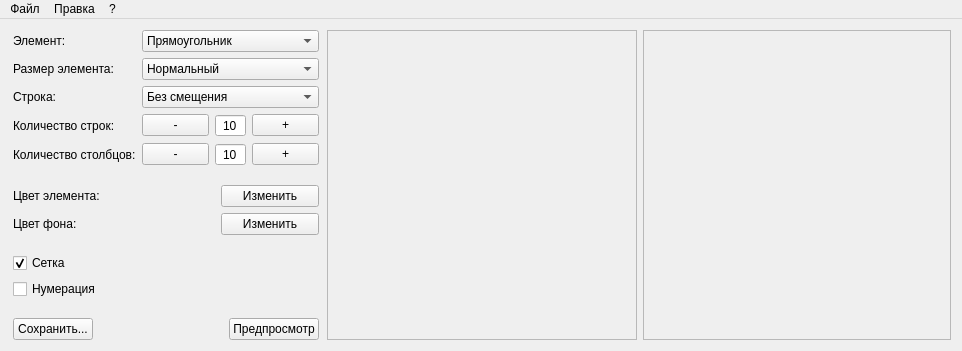
Above: mainwindow.ui from MegaSamuel/PatternDraw before the change. Below: the same form after it.
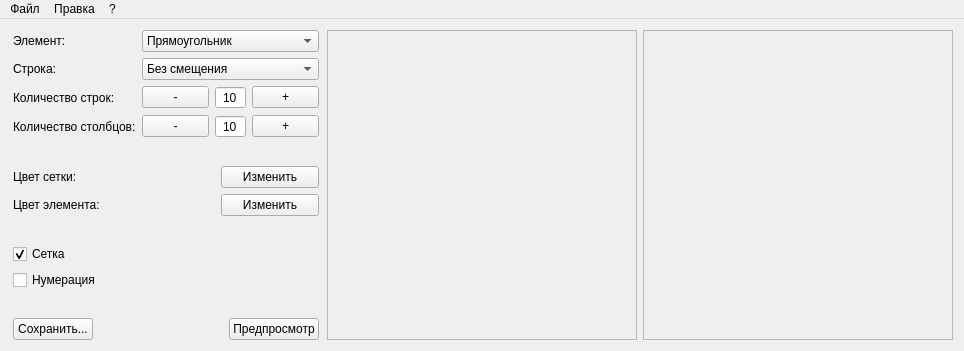
That is the form after the change. Custom widgets are drawn as their Qt base class.

Commit message: ft-grid-draw : продолжаем рисовать

Patch:
```diff
--- a/mainwindow.ui
+++ b/mainwindow.ui
@@ -6,7 +6,7 @@
    <rect>
     <x>0</x>
     <y>0</y>
-    <width>947</width>
+    <width>958</width>
     <height>349</height>
    </rect>
   </property>
@@ -50,6 +50,63 @@
          <property name="rightMargin">
           <number>2</number>
          </property>
+         <item row="3" column="1">
+          <layout class="QHBoxLayout" name="horizontalLayout_4">
+           <item>
+            <widget class="QPushButton" name="btnColumnM">
+             <property name="text">
+              <string>-</string>
+             </property>
+            </widget>
+           </item>
+           <item>
+            <widget class="QSpinBox" name="spinColumn">
+             <property name="toolTip">
+              <string>&lt;html&gt;&lt;head/&gt;&lt;body&gt;&lt;p&gt;Количество столбцов&lt;/p&gt;&lt;/body&gt;&lt;/html&gt;</string>
+             </property>
+             <property name="alignment">
+              <set>Qt::AlignCenter</set>
+             </property>
+             <property name="buttonSymbols">
+              <enum>QAbstractSpinBox::NoButtons</enum>
+             </property>
+             <property name="minimum">
+              <number>1</number>
+             </property>
+             <property name="maximum">
+              <number>128</number>
+             </property>
+             <property name="value">
+              <number>10</number>
+             </property>
+            </widget>
+           </item>
+           <item>
+            <widget class="QPushButton" name="btnColumnP">
+             <property name="text">
+              <string>+</string>
+             </property>
+            </widget>
+           </item>
+          </layout>
+         </item>
+         <item row="1" column="1">
+          <widget class="QComboBox" name="comboBoxGrid">
+           <property name="toolTip">
+            <string>&lt;html&gt;&lt;head/&gt;&lt;body&gt;&lt;p&gt;Вид строки&lt;/p&gt;&lt;/body&gt;&lt;/html&gt;</string>
+           </property>
+           <item>
+            <property name="text">
+             <string>Без смещения</string>
+            </property>
+           </item>
+           <item>
+            <property name="text">
+             <string>Со смещением</string>
+            </property>
+           </item>
+          </widget>
+         </item>
          <item row="0" column="0">
           <widget class="QLabel" name="labeItem">
            <property name="text">
@@ -75,76 +132,27 @@
           </widget>
          </item>
          <item row="1" column="0">
-          <widget class="QLabel" name="labelSize">
-           <property name="text">
-            <string>Размер элемента:</string>
-           </property>
-          </widget>
-         </item>
-         <item row="1" column="1">
-          <widget class="QComboBox" name="comboBoxSize">
-           <property name="toolTip">
-            <string>&lt;html&gt;&lt;head/&gt;&lt;body&gt;&lt;p&gt;Размер элемента&lt;/p&gt;&lt;/body&gt;&lt;/html&gt;</string>
-           </property>
-           <property name="currentIndex">
-            <number>1</number>
-           </property>
-           <item>
-            <property name="text">
-             <string>Маленький</string>
-            </property>
-           </item>
-           <item>
-            <property name="text">
-             <string>Нормальный</string>
-            </property>
-           </item>
-           <item>
-            <property name="text">
-             <string>Огромный</string>
-            </property>
-           </item>
-          </widget>
-         </item>
-         <item row="2" column="0">
           <widget class="QLabel" name="labelString">
            <property name="text">
             <string>Строка:</string>
            </property>
           </widget>
          </item>
-         <item row="2" column="1">
-          <widget class="QComboBox" name="comboBoxGrid">
-           <property name="toolTip">
-            <string>&lt;html&gt;&lt;head/&gt;&lt;body&gt;&lt;p&gt;Вид строки&lt;/p&gt;&lt;/body&gt;&lt;/html&gt;</string>
-           </property>
-           <item>
-            <property name="text">
-             <string>Без смещения</string>
-            </property>
-           </item>
-           <item>
-            <property name="text">
-             <string>Со смещением</string>
-            </property>
-           </item>
-          </widget>
-         </item>
-         <item row="3" column="0">
+         <item row="2" column="0">
           <widget class="QLabel" name="labelRow">
            <property name="text">
             <string>Количество строк:</string>
            </property>
           </widget>
          </item>
-         <item row="4" column="0">
+         <item row="3" column="0">
           <widget class="QLabel" name="labelColumn">
            <property name="text">
             <string>Количество столбцов:</string>
            </property>
           </widget>
          </item>
-         <item row="3" column="1">
+         <item row="2" column="1">
           <layout class="QHBoxLayout" name="horizontalLayout_3">
            <item>
             <widget class="QPushButton" name="btnRowM">
@@ -187,46 +195,6 @@
            </item>
           </layout>
          </item>
-         <item row="4" column="1">
-          <layout class="QHBoxLayout" name="horizontalLayout_4">
-           <item>
-            <widget class="QPushButton" name="btnColumnM">
-             <property name="text">
-              <string>-</string>
-             </property>
-            </widget>
-           </item>
-           <item>
-            <widget class="QSpinBox" name="spinColumn">
-             <property name="toolTip">
-              <string>&lt;html&gt;&lt;head/&gt;&lt;body&gt;&lt;p&gt;Количество столбцов&lt;/p&gt;&lt;/body&gt;&lt;/html&gt;</string>
-             </property>
-             <property name="alignment">
-              <set>Qt::AlignCenter</set>
-             </property>
-             <property name="buttonSymbols">
-              <enum>QAbstractSpinBox::NoButtons</enum>
-             </property>
-             <property name="minimum">
-              <number>1</number>
-             </property>
-             <property name="maximum">
-              <number>128</number>
-             </property>
-             <property name="value">
-              <number>10</number>
-             </property>
-            </widget>
-           </item>
-           <item>
-            <widget class="QPushButton" name="btnColumnP">
-             <property name="text">
-              <string>+</string>
-             </property>
-            </widget>
-           </item>
-          </layout>
-         </item>
         </layout>
        </item>
        <item>
@@ -253,7 +221,7 @@
          <item row="0" column="0">
           <widget class="QLabel" name="labelGrid">
            <property name="text">
-            <string>Цвет элемента:</string>
+            <string>Цвет сетки:</string>
            </property>
           </widget>
          </item>
@@ -280,7 +248,7 @@
          <item row="1" column="0">
           <widget class="QLabel" name="labelBack">
            <property name="text">
-            <string>Цвет фона:</string>
+            <string>Цвет элемента:</string>
            </property>
           </widget>
          </item>
@@ -476,8 +444,8 @@
       </property>
       <property name="minimumSize">
        <size>
-        <width>308</width>
-        <height>308</height>
+        <width>310</width>
+        <height>310</height>
        </size>
       </property>
       <property name="frameShape">
@@ -487,6 +455,21 @@
        <enum>QFrame::Raised</enum>
       </property>
       <layout class="QVBoxLayout" name="verticalLayout_3">
+       <property name="spacing">
+        <number>0</number>
+       </property>
+       <property name="leftMargin">
+        <number>0</number>
+       </property>
+       <property name="topMargin">
+        <number>0</number>
+       </property>
+       <property name="rightMargin">
+        <number>0</number>
+       </property>
+       <property name="bottomMargin">
+        <number>0</number>
+       </property>
        <item>
         <widget class="TGridDraw" name="tGridDraw" native="true">
          <property name="sizePolicy">
@@ -495,6 +478,12 @@
            <verstretch>0</verstretch>
           </sizepolicy>
          </property>
+         <property name="minimumSize">
+          <size>
+           <width>308</width>
+           <height>308</height>
+          </size>
+         </property>
         </widget>
        </item>
       </layout>
@@ -507,7 +496,7 @@
     <rect>
      <x>0</x>
      <y>0</y>
-     <width>947</width>
+     <width>958</width>
      <height>21</height>
     </rect>
    </property>
```
The commit also changes 10 other files.
